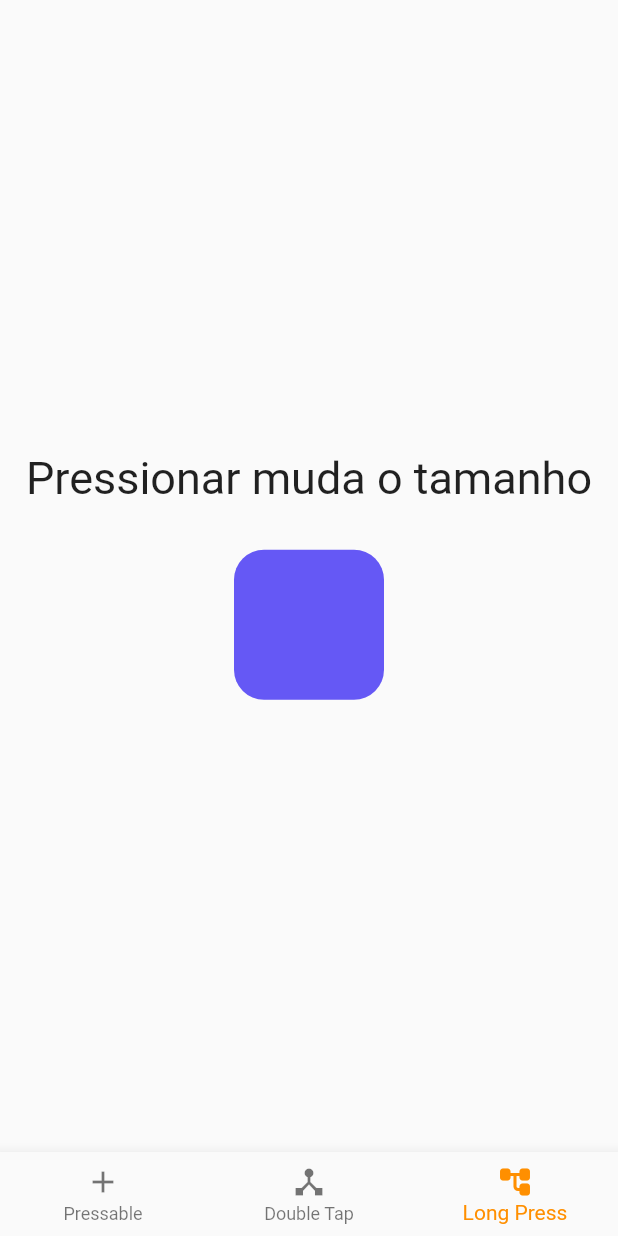
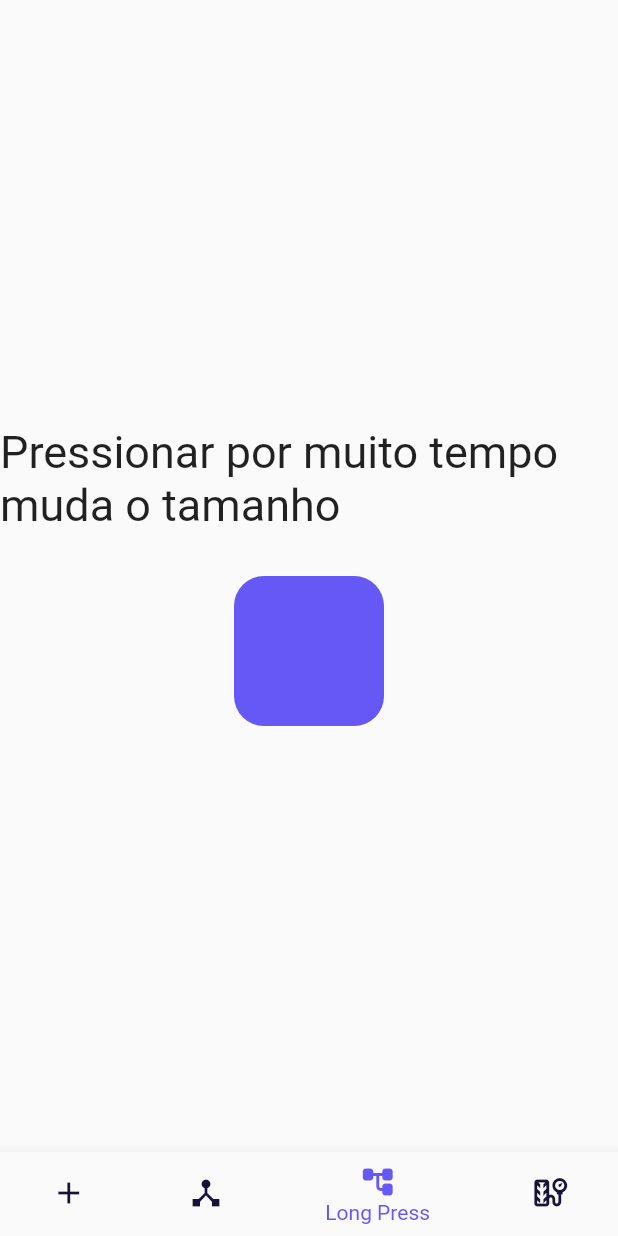
Before and after one commit to adrian7123/flutter_microinteracoes, a Flutter app: the screen it shows after launch, item 3 of the bottom bar chosen, on a phone screen of 412 x 824 dp. Run offline on Flutter 3.47's test engine with Material 2 defaults, Android fonts, the phone set to English and light mode, and no system bars.

```diff
--- a/analysis_options.yaml
+++ b/analysis_options.yaml
@@ -24,6 +24,8 @@ linter:
   rules:
     library_private_types_in_public_api: false
     prefer_const_constructors: false
+    prefer_const_literals_to_create_immutables: false
+    avoid_print: false
 
     # avoid_print: false  # Uncomment to disable the `avoid_print` rule
     # prefer_single_quotes: true  # Uncomment to enable the `prefer_single_quotes` rule
--- a/lib/app.dart
+++ b/lib/app.dart
@@ -1,13 +1,9 @@
 import 'package:flutter/material.dart';
 import 'package:flutter_microinteracoes/screens/home/home_screen.dart';
 
-class App extends StatefulWidget {
-  const App({Key? key}) : super(key: key);
-  @override
-  _AppState createState() => _AppState();
-}
+class App extends StatelessWidget {
+  const App({super.key});
 
-class _AppState extends State<App> {
   @override
   Widget build(BuildContext context) {
     return MaterialApp(
--- a/lib/screens/home/home_screen.dart
+++ b/lib/screens/home/home_screen.dart
@@ -2,6 +2,8 @@ import 'package:flutter/material.dart';
 import 'package:flutter_microinteracoes/screens/home/tabs/double_tap_tab.dart';
 import 'package:flutter_microinteracoes/screens/home/tabs/long_press_tab.dart';
 import 'package:flutter_microinteracoes/screens/home/tabs/pressible_tab.dart';
+import 'package:flutter_microinteracoes/screens/home/tabs/rotation_tab.dart';
+import 'package:flutter_microinteracoes/theme/my_theme.dart';
 
 class HomeScreen extends StatefulWidget {
   const HomeScreen({Key? key}) : super(key: key);
@@ -16,6 +18,7 @@ class _HomeScreenState extends State<HomeScreen> {
     PressableTab(),
     DoubleTapTab(),
     LongPressTab(),
+    RotationTab(),
   ];
 
   void _onItemTapped(int index) {
@@ -33,7 +36,9 @@ class _HomeScreenState extends State<HomeScreen> {
         ),
       ),
       bottomNavigationBar: BottomNavigationBar(
-        items: const <BottomNavigationBarItem>[
+        unselectedItemColor: MyTheme.foreground,
+        selectedItemColor: MyTheme.background,
+        items: [
           BottomNavigationBarItem(
             icon: Icon(Icons.add),
             // icon: Icon(Icons.account_tree_rounded),
@@ -47,9 +52,12 @@ class _HomeScreenState extends State<HomeScreen> {
             icon: Icon(Icons.account_tree_rounded),
             label: 'Long Press',
           ),
+          BottomNavigationBarItem(
+            icon: Icon(Icons.tire_repair_outlined),
+            label: 'Rotation',
+          ),
         ],
         currentIndex: _selectedIndex,
-        selectedItemColor: Colors.amber[800],
         onTap: _onItemTapped,
       ),
     );
--- a/lib/screens/home/tabs/double_tap_tab.dart
+++ b/lib/screens/home/tabs/double_tap_tab.dart
@@ -16,7 +16,7 @@ class _DoubleTapTabState extends State<DoubleTapTab> {
   void doubleTap() {
     setState(() {
       color =
-          color == MyTheme.background ? Color(0xFFbf5a07) : MyTheme.background;
+          color == MyTheme.background ? MyTheme.foreground : MyTheme.background;
       size = 250;
       Future.delayed(Duration(milliseconds: 600)).then(
         (_) => setState(() => size = 100),
--- a/lib/screens/home/tabs/long_press_tab.dart
+++ b/lib/screens/home/tabs/long_press_tab.dart
@@ -30,7 +30,7 @@ class _LongPressTabState extends State<LongPressTab> {
       mainAxisAlignment: MainAxisAlignment.center,
       children: [
         Text(
-          "Pressionar muda o tamanho",
+          "Pressionar por muito tempo muda o tamanho",
           style: TextStyle(fontSize: 30),
         ),
         SizedBox(height: 30),
--- a/lib/theme/my_theme.dart
+++ b/lib/theme/my_theme.dart
@@ -2,4 +2,5 @@ import 'package:flutter/cupertino.dart';
 
 class MyTheme {
   static Color background = Color(0xFF6558f5);
+  static Color foreground = Color(0xFF161336);
 }
```
Also changed, not shown: lib/screens/home/tabs/rotation_tab.dart (added, +53 -0 lines).
